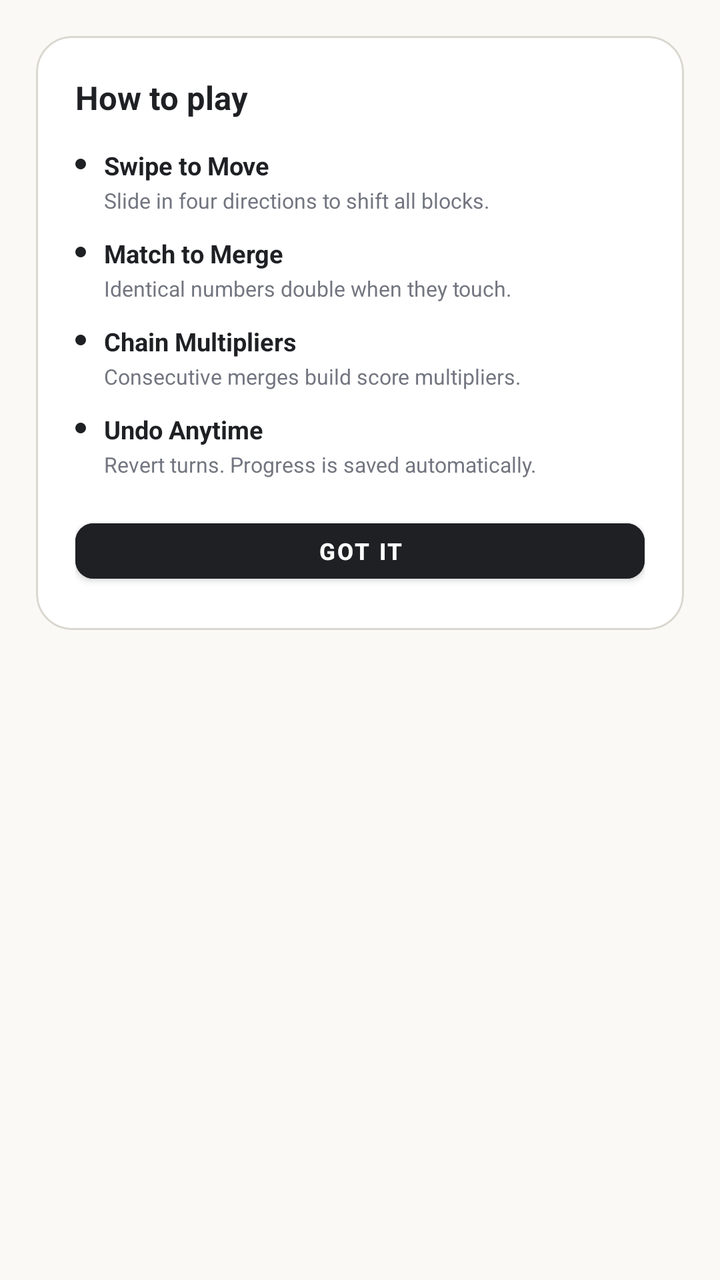
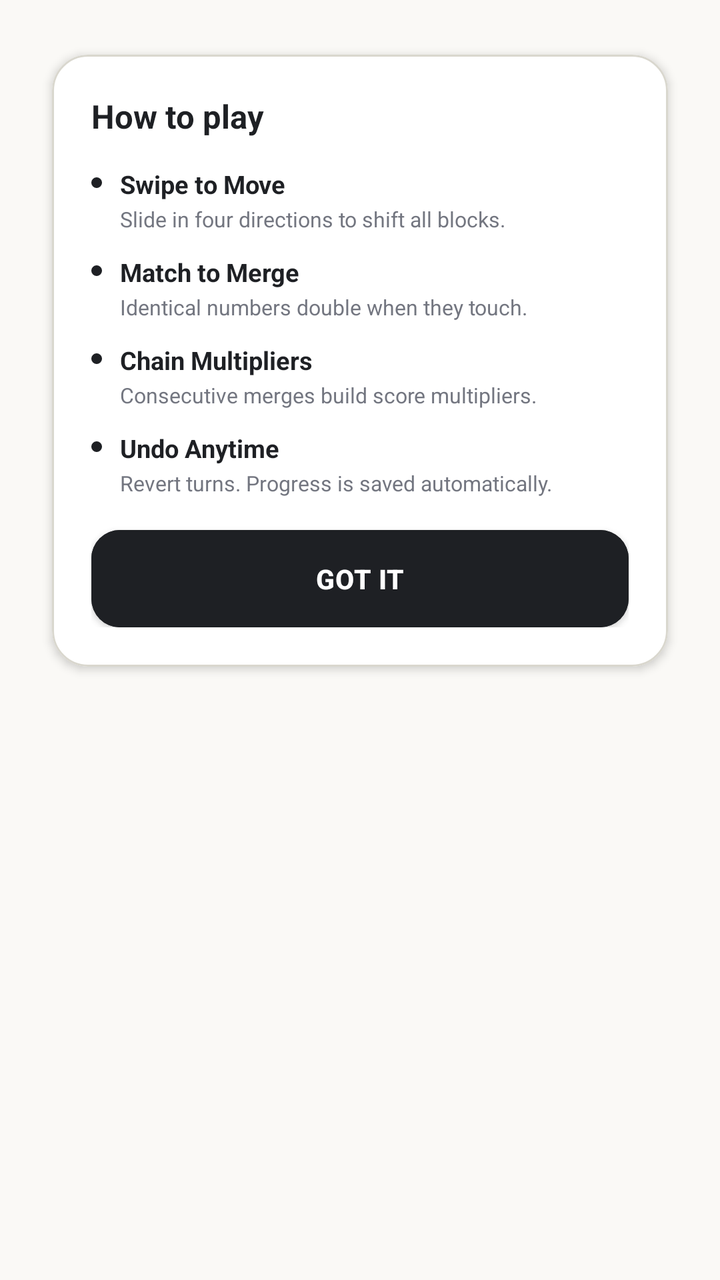

Compare the two renders of this Android layout. The source of the first and the diff that turns it into the second are given below.
<!-- AndroidManifest.xml: application theme Theme.NumberBlocks -->
<!-- res/layout/dialog_tutorial.xml -->
<?xml version="1.0" encoding="utf-8"?>
<LinearLayout xmlns:android="http://schemas.android.com/apk/res/android"
    xmlns:app="http://schemas.android.com/apk/res-auto"
    android:layout_width="match_parent"
    android:layout_height="wrap_content"
    android:background="@android:color/transparent"
    android:orientation="vertical"
    android:padding="@dimen/dp_20">

    <com.google.android.material.card.MaterialCardView
        android:layout_width="match_parent"
        android:layout_height="wrap_content"
        app:cardBackgroundColor="#FFFFFF"
        app:cardCornerRadius="@dimen/dp_20"
        app:cardElevation="@dimen/dp_3"
        app:strokeColor="#D9D7CE"
        app:strokeWidth="@dimen/dp_1">

        <LinearLayout
            android:layout_width="match_parent"
            android:layout_height="wrap_content"
            android:orientation="vertical"
            android:padding="@dimen/dp_22">

            <TextView
                android:layout_width="wrap_content"
                android:layout_height="wrap_content"
                android:text="@string/how_to_play"
                android:textColor="#1E2024"
                android:textSize="@dimen/sp_18"
                android:textStyle="bold" />

            <LinearLayout
                android:layout_width="match_parent"
                android:layout_height="wrap_content"
                android:layout_marginTop="@dimen/dp_16"
                android:orientation="vertical">

                
                <LinearLayout
                    android:layout_width="match_parent"
                    android:layout_height="wrap_content"
                    android:layout_marginBottom="@dimen/dp_12"
                    android:orientation="horizontal">

                    <View
                        android:layout_width="@dimen/dp_6"
                        android:layout_height="@dimen/dp_6"
                        android:layout_marginTop="@dimen/dp_6"
                        android:background="@drawable/circle_badge"
                        android:backgroundTint="#1E2024" />

                    <LinearLayout
                        android:layout_width="0dp"
                        android:layout_height="wrap_content"
                        android:layout_marginStart="@dimen/dp_10"
                        android:layout_weight="1"
                        android:orientation="vertical">

                        <TextView
                            android:layout_width="wrap_content"
                            android:layout_height="wrap_content"
                            android:text="@string/tutorial_swipe_to_move"
                            android:textColor="#1E2024"
                            android:textSize="@dimen/sp_14"
                            android:textStyle="bold" />

                        <TextView
                            android:layout_width="wrap_content"
                            android:layout_height="wrap_content"
                            android:layout_marginTop="@dimen/dp_2"
                            android:text="@string/tutorial_swipe_desc"
                            android:textColor="#737680"
                            android:textSize="@dimen/sp_12" />
                    </LinearLayout>
                </LinearLayout>

                
                <LinearLayout
                    android:layout_width="match_parent"
                    android:layout_height="wrap_content"
                    android:layout_marginBottom="@dimen/dp_12"
                    android:orientation="horizontal">

                    <View
                        android:layout_width="@dimen/dp_6"
                        android:layout_height="@dimen/dp_6"
                        android:layout_marginTop="@dimen/dp_6"
                        android:background="@drawable/circle_badge"
                        android:backgroundTint="#1E2024" />

                    <LinearLayout
                        android:layout_width="0dp"
                        android:layout_height="wrap_content"
                        android:layout_marginStart="@dimen/dp_10"
                        android:layout_weight="1"
                        android:orientation="vertical">

                        <TextView
                            android:layout_width="wrap_content"
                            android:layout_height="wrap_content"
                            android:text="@string/tutorial_match_merge"
                            android:textColor="#1E2024"
                            android:textSize="@dimen/sp_14"
                            android:textStyle="bold" />

                        <TextView
                            android:layout_width="wrap_content"
                            android:layout_height="wrap_content"
                            android:layout_marginTop="@dimen/dp_2"
                            android:text="@string/tutorial_match_desc"
                            android:textColor="#737680"
                            android:textSize="@dimen/sp_12" />
                    </LinearLayout>
                </LinearLayout>

                
                <LinearLayout
                    android:layout_width="match_parent"
                    android:layout_height="wrap_content"
                    android:layout_marginBottom="@dimen/dp_12"
                    android:orientation="horizontal">

                    <View
                        android:layout_width="@dimen/dp_6"
                        android:layout_height="@dimen/dp_6"
                        android:layout_marginTop="@dimen/dp_6"
                        android:background="@drawable/circle_badge"
                        android:backgroundTint="#1E2024" />

                    <LinearLayout
                        android:layout_width="0dp"
                        android:layout_height="wrap_content"
                        android:layout_marginStart="@dimen/dp_10"
                        android:layout_weight="1"
                        android:orientation="vertical">

                        <TextView
                            android:layout_width="wrap_content"
                            android:layout_height="wrap_content"
                            android:text="@string/tutorial_chain_mult"
                            android:textColor="#1E2024"
                            android:textSize="@dimen/sp_14"
                            android:textStyle="bold" />

                        <TextView
                            android:layout_width="wrap_content"
                            android:layout_height="wrap_content"
                            android:layout_marginTop="@dimen/dp_2"
                            android:text="@string/tutorial_chain_desc"
                            android:textColor="#737680"
                            android:textSize="@dimen/sp_12" />
                    </LinearLayout>
                </LinearLayout>

                
                <LinearLayout
                    android:layout_width="match_parent"
                    android:layout_height="wrap_content"
                    android:orientation="horizontal">

                    <View
                        android:layout_width="@dimen/dp_6"
                        android:layout_height="@dimen/dp_6"
                        android:layout_marginTop="@dimen/dp_6"
                        android:background="@drawable/circle_badge"
                        android:backgroundTint="#1E2024" />

                    <LinearLayout
                        android:layout_width="0dp"
                        android:layout_height="wrap_content"
                        android:layout_marginStart="@dimen/dp_10"
                        android:layout_weight="1"
                        android:orientation="vertical">

                        <TextView
                            android:layout_width="wrap_content"
                            android:layout_height="wrap_content"
                            android:text="@string/tutorial_undo_anytime"
                            android:textColor="#1E2024"
                            android:textSize="@dimen/sp_14"
                            android:textStyle="bold" />

                        <TextView
                            android:layout_width="wrap_content"
                            android:layout_height="wrap_content"
                            android:layout_marginTop="@dimen/dp_2"
                            android:text="@string/tutorial_undo_desc"
                            android:textColor="#737680"
                            android:textSize="@dimen/sp_12" />
                    </LinearLayout>
                </LinearLayout>

            </LinearLayout>

            <Button
                android:id="@+id/btn_close_tutorial"
                style="@style/Widget.MaterialComponents.Button"
                android:layout_width="match_parent"
                android:layout_height="@dimen/dp_44"
                android:layout_marginTop="@dimen/dp_18"
                android:backgroundTint="#1E2024"
                android:text="@string/tutorial_got_it"
                android:textColor="#FFFFFF"
                android:textSize="@dimen/sp_13"
                android:textStyle="bold"
                app:cornerRadius="@dimen/dp_10" />

        </LinearLayout>
    </com.google.android.material.card.MaterialCardView>
</LinearLayout>
<!-- resources referenced by this layout -->
<resources>
  <dimen name="dp_1">1.00dp</dimen>
  <dimen name="dp_10">10.00dp</dimen>
  <dimen name="dp_12">12.00dp</dimen>
  <dimen name="dp_16">16.00dp</dimen>
  <dimen name="dp_18">18.00dp</dimen>
  <dimen name="dp_2">2.00dp</dimen>
  <dimen name="dp_20">20.00dp</dimen>
  <dimen name="dp_22">22.00dp</dimen>
  <dimen name="dp_3">3.00dp</dimen>
  <dimen name="dp_44">44.00dp</dimen>
  <dimen name="dp_6">6.00dp</dimen>
  <dimen name="sp_12">12.00sp</dimen>
  <dimen name="sp_13">13.00sp</dimen>
  <dimen name="sp_14">14.00sp</dimen>
  <dimen name="sp_18">18.00sp</dimen>
  <!-- drawable circle_badge (drawable) -->
  <?xml version="1.0" encoding="utf-8"?>
  <shape xmlns:android="http://schemas.android.com/apk/res/android"
      android:shape="oval">
      <solid android:color="#FFFFFF" />
  </shape>
  <string name="how_to_play">How to play</string>
  <string name="tutorial_chain_desc">Consecutive merges build score multipliers.</string>
  <string name="tutorial_chain_mult">Chain Multipliers</string>
  <string name="tutorial_got_it">Got It</string>
  <string name="tutorial_match_desc">Identical numbers double when they touch.</string>
  <string name="tutorial_match_merge">Match to Merge</string>
  <string name="tutorial_swipe_desc">Slide in four directions to shift all blocks.</string>
  <string name="tutorial_swipe_to_move">Swipe to Move</string>
  <string name="tutorial_undo_anytime">Undo Anytime</string>
  <string name="tutorial_undo_desc">Revert turns. Progress is saved automatically.</string>
  <style name="Theme.NumberBlocks" parent="Theme.MaterialComponents.DayNight.NoActionBar">
          <item name="colorPrimary">@color/primary</item>
          <item name="colorPrimaryVariant">@color/primary_variant</item>
          <item name="colorSecondary">@color/secondary</item>
          <item name="android:statusBarColor">@color/background</item>
          <item name="android:navigationBarColor">@color/background</item>
          <item name="android:windowBackground">@color/background</item>
          <item name="android:windowLightStatusBar">true</item>
      </style>
  <color name="primary">#1E2024</color>
  <color name="primary_variant">#161719</color>
  <color name="secondary">#5A5D66</color>
  <color name="background">#FAF9F6</color>
</resources>

<!-- the commit's change to res/layout/dialog_tutorial.xml (unified diff, before → after) -->
@@ -4,6 +4,8 @@
     android:layout_width="match_parent"
     android:layout_height="wrap_content"
     android:background="@android:color/transparent"
+    android:clipChildren="false"
+    android:clipToPadding="false"
     android:orientation="vertical"
     android:padding="@dimen/dp_20">
 
@@ -13,6 +15,7 @@
         app:cardBackgroundColor="#FFFFFF"
         app:cardCornerRadius="@dimen/dp_20"
         app:cardElevation="@dimen/dp_3"
+        app:cardUseCompatPadding="true"
         app:strokeColor="#D9D7CE"
         app:strokeWidth="@dimen/dp_1">
 
@@ -195,16 +198,16 @@
 
             <Button
                 android:id="@+id/btn_close_tutorial"
-                style="@style/Widget.MaterialComponents.Button"
+                style="@style/GameButton.Primary"
                 android:layout_width="match_parent"
-                android:layout_height="@dimen/dp_44"
+                android:layout_height="@dimen/dp_54"
                 android:layout_marginTop="@dimen/dp_18"
                 android:backgroundTint="#1E2024"
                 android:text="@string/tutorial_got_it"
                 android:textColor="#FFFFFF"
-                android:textSize="@dimen/sp_13"
+                android:textSize="@dimen/sp_15"
                 android:textStyle="bold"
-                app:cornerRadius="@dimen/dp_10" />
+                app:cornerRadius="@dimen/dp_16" />
 
         </LinearLayout>
     </com.google.android.material.card.MaterialCardView>
<!-- resource entries referenced after the edit -->
@@ -9,11 +9,11 @@
   <dimen name="dp_20">20.00dp</dimen>
   <dimen name="dp_22">22.00dp</dimen>
   <dimen name="dp_3">3.00dp</dimen>
-  <dimen name="dp_44">44.00dp</dimen>
+  <dimen name="dp_54">54.00dp</dimen>
   <dimen name="dp_6">6.00dp</dimen>
   <dimen name="sp_12">12.00sp</dimen>
-  <dimen name="sp_13">13.00sp</dimen>
   <dimen name="sp_14">14.00sp</dimen>
+  <dimen name="sp_15">15.00sp</dimen>
   <dimen name="sp_18">18.00sp</dimen>
   <!-- drawable circle_badge (drawable) -->
   <?xml version="1.0" encoding="utf-8"?>
@@ -31,6 +31,15 @@
   <string name="tutorial_swipe_to_move">Swipe to Move</string>
   <string name="tutorial_undo_anytime">Undo Anytime</string>
   <string name="tutorial_undo_desc">Revert turns. Progress is saved automatically.</string>
+  <style name="GameButton.Primary" parent="Widget.MaterialComponents.Button">
+          <item name="android:layout_height">@dimen/dp_54</item>
+          <item name="android:textSize">@dimen/sp_15</item>
+          <item name="android:textStyle">bold</item>
+          <item name="cornerRadius">@dimen/dp_16</item>
+          <item name="android:insetTop">0dp</item>
+          <item name="android:insetBottom">0dp</item>
+          <item name="android:letterSpacing">0.02</item>
+      </style>
   <style name="Theme.NumberBlocks" parent="Theme.MaterialComponents.DayNight.NoActionBar">
           <item name="colorPrimary">@color/primary</item>
           <item name="colorPrimaryVariant">@color/primary_variant</item>
